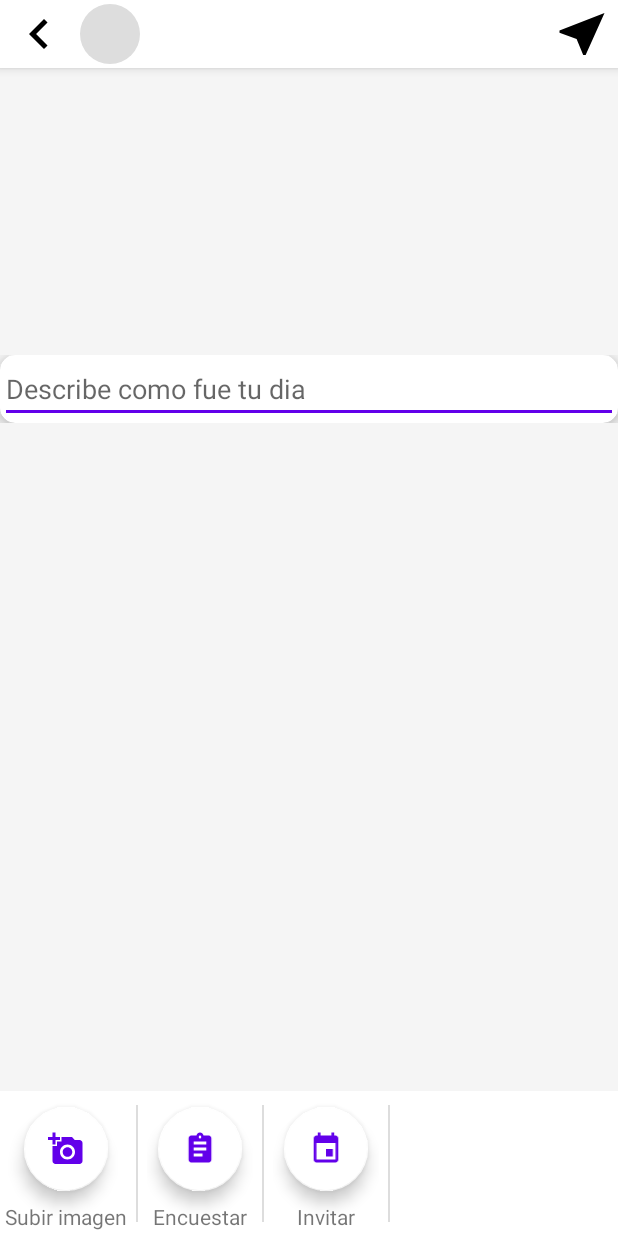
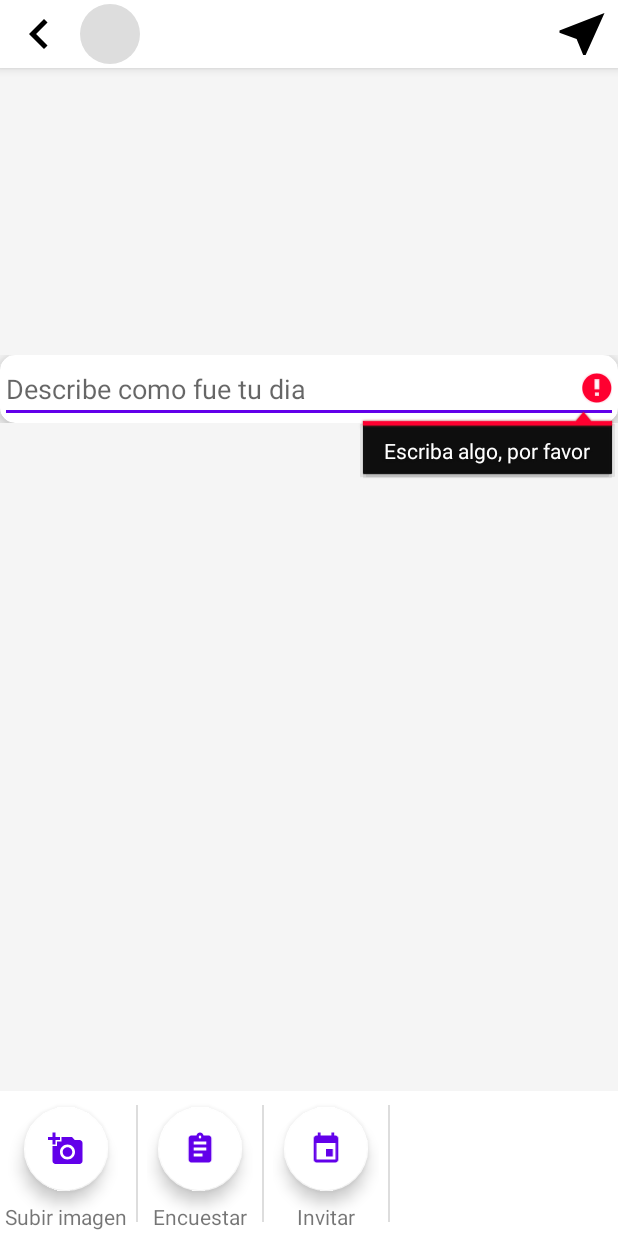
Before and after one commit to brandomacay/awdsr, an Android app: the PostActivity screen opened directly, with no data from a screen before it, after a tap on an icon or button, on a phone screen of 412 x 824 dp. Run offline under Robolectric (Android 15) with nearby library versions, the phone set to English and light mode, and no system bars; our stand-ins replace CircleImageView, Picasso, Volley; libraries missing offline, so code that uses them is left out: com.theartofdev.edmodo; network calls fail; pictures from the network do not load; 1 statement that could not run was skipped.

Commit message:
Vlover Brandon

```diff
--- a/app/src/main/java/vlover/android/ec/Post/PostActivity.java
+++ b/app/src/main/java/vlover/android/ec/Post/PostActivity.java
@@ -100,8 +100,13 @@ public class PostActivity extends AppCompatActivity {
         enviar.setOnClickListener(new View.OnClickListener() {
             @Override
             public void onClick(View view) {
-               //  sendPost(nombre_usuario.getText().toString(),descripcion_post.getText().toString());
-                insert_post();
+
+                String descripcion = descripcion_post.getText().toString();
+                if (descripcion.equalsIgnoreCase("")) {
+                    descripcion_post.setError("Escriba algo, por favor");
+                } else {
+                    insert_post();
+                }
             }
         });
 
@@ -175,11 +180,8 @@ public class PostActivity extends AppCompatActivity {
                         cargando.dismiss();
                         nombre_usuario.setText(name);
 
-                        //generoview.setText(genre);
                     } else {
-                        /*String errorMsg = jsonObject.getString("error_msg");
-                        Toast.makeText(PostActivity.this,
-                                errorMsg, Toast.LENGTH_LONG).show();*/
+
                         cargando.dismiss();
                     }
                 }  catch (JSONException e) {
@@ -245,27 +247,13 @@ public class PostActivity extends AppCompatActivity {
 
                         JSONObject post = jsonObject.getJSONObject("post");
                         String uid = post.getString("id");
-                        /*
-                        uniqueid = uid;
-                       email_user = user.getString("email");
-                        if (!user.getString("avatar").isEmpty()) {
-                            String avatar = getString(R.string.url_global)+"uploads/"+
-                                    uniqueid + "/avatar/" + user.getString("avatar");
-                            Picasso.with(PostActivity.this)
-                                    .load(avatar)
-                                    .resize(50, 50)
-                                    .centerCrop()
-                                    .into(user_image);
-                        }
-                        cargando.dismiss();
-                        nombre_usuario.setText(name);
-                        */
+
                         Toast.makeText(PostActivity.this,
-                                "Exito: Post creado con id = " + uid, Toast.LENGTH_LONG).show();
+                                "Publicacion subida correctamente", Toast.LENGTH_LONG).show();
                         descripcion_post.setText("");
                         imagen.setImageDrawable(null);
                         imagen.setImageResource(0);
-
+                        finish();
 
                         //generoview.setText(genre);
                     } else {
@@ -299,9 +287,9 @@ public class PostActivity extends AppCompatActivity {
                 params.put("user_id", uniqueid);
                 params.put("image", "imagen de prueba");
                 params.put("content", descripcion_post.getText().toString());
-               // params.put("datetime", "fecha de prueba");
+                params.put("datetime", "fecha de prueba");
+                return params;
 
-                return params;
             }
 
         };
```
